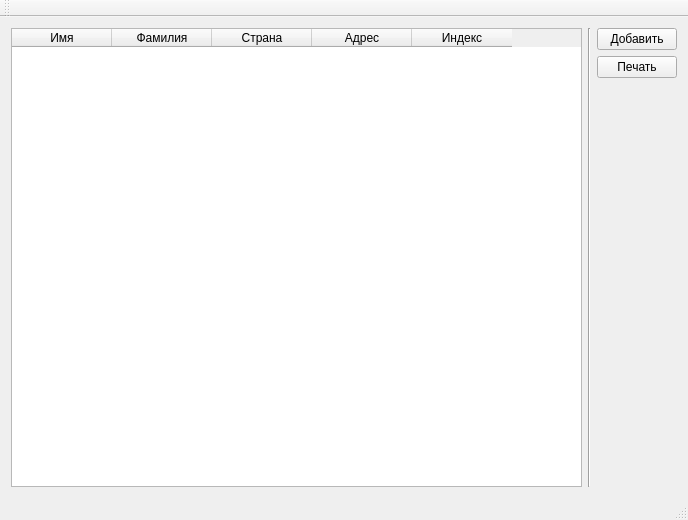
This is mainwindow.ui in Allius27/parselFiller as Qt 5 draws it before an edit. The edited form follows.
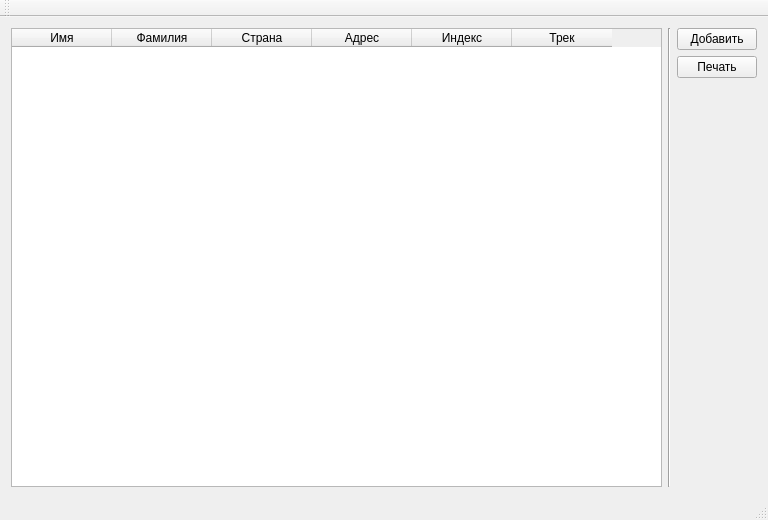
This is the edited form.

Patch:
```diff
--- a/mainwindow.ui
+++ b/mainwindow.ui
@@ -6,7 +6,7 @@
    <rect>
     <x>0</x>
     <y>0</y>
-    <width>688</width>
+    <width>768</width>
     <height>520</height>
    </rect>
   </property>
@@ -63,6 +63,11 @@
         <string>Индекс</string>
        </property>
       </column>
+      <column>
+       <property name="text">
+        <string>Трек</string>
+       </property>
+      </column>
      </widget>
     </item>
    </layout>
```
